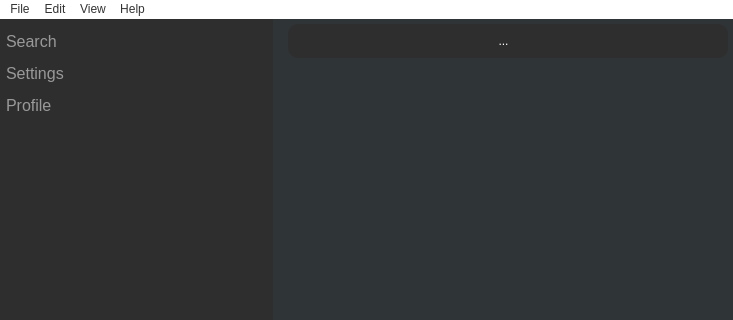
Before: the Qt Designer form mainwindow.ui in alvi-khan/Marshal, drawn with Qt 5; both pictures show x 0 to 733 and y 0 to 320 of the 733 by 504 pixel window.
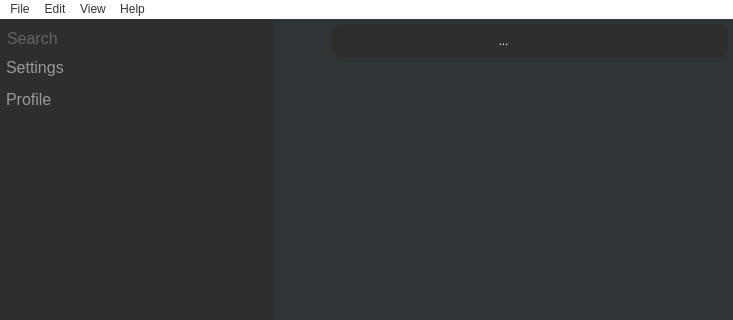
After: the same form once the commit is applied. Icons and pictures are not drawn. Custom widgets are drawn as their Qt base class.

Commit message: Implemented search bar.

What changed in the file:
```diff
--- a/mainwindow.ui
+++ b/mainwindow.ui
@@ -87,63 +87,40 @@
         <property name="bottomMargin">
          <number>5</number>
         </property>
+        <item>
+         <widget class="QLineEdit" name="searchBox">
+          <property name="font">
+           <font>
+            <family>Segoe UI</family>
+            <pointsize>12</pointsize>
+           </font>
+          </property>
+          <property name="focusPolicy">
+           <enum>Qt::ClickFocus</enum>
+          </property>
+          <property name="styleSheet">
+           <string notr="true">color: rgb(153, 153, 153);
+background-color: rgb(46, 46, 46);
+Text-align: left;</string>
+          </property>
+          <property name="text">
+           <string/>
+          </property>
+          <property name="frame">
+           <bool>false</bool>
+          </property>
+          <property name="placeholderText">
+           <string>Search</string>
+          </property>
+          <property name="clearButtonEnabled">
+           <bool>true</bool>
+          </property>
+         </widget>
+        </item>
         <item>
          <layout class="QHBoxLayout" name="horizontalLayout">
           <item>
            <layout class="QVBoxLayout" name="verticalLayout">
-            <item>
-             <widget class="QPushButton" name="searchButton">
-              <property name="enabled">
-               <bool>true</bool>
-              </property>
-              <property name="sizePolicy">
-               <sizepolicy hsizetype="Minimum" vsizetype="Minimum">
-                <horstretch>0</horstretch>
-                <verstretch>0</verstretch>
-               </sizepolicy>
-              </property>
-              <property name="font">
-               <font>
-                <family>Segoe UI</family>
-                <pointsize>12</pointsize>
-                <stylestrategy>PreferDefault</stylestrategy>
-               </font>
-              </property>
-              <property name="contextMenuPolicy">
-               <enum>Qt::DefaultContextMenu</enum>
-              </property>
-              <property name="acceptDrops">
-               <bool>false</bool>
-              </property>
-              <property name="autoFillBackground">
-               <bool>false</bool>
-              </property>
-              <property name="styleSheet">
-               <string notr="true">color: rgb(153, 153, 153);
-background-color: rgb(46, 46, 46);
-Text-align: left;</string>
-              </property>
-              <property name="text">
-               <string>Search</string>
-              </property>
-              <property name="icon">
-               <iconset resource="Resources.qrc">
-                <normaloff>:/Icons/Resources/Icons/Search.svg</normaloff>:/Icons/Resources/Icons/Search.svg</iconset>
-              </property>
-              <property name="autoExclusive">
-               <bool>false</bool>
-              </property>
-              <property name="autoDefault">
-               <bool>false</bool>
-              </property>
-              <property name="default">
-               <bool>false</bool>
-              </property>
-              <property name="flat">
-               <bool>true</bool>
-              </property>
-             </widget>
-            </item>
             <item>
              <widget class="QPushButton" name="settingsButton">
               <property name="enabled">
@@ -365,6 +342,19 @@
           <property name="bottomMargin">
            <number>5</number>
           </property>
+          <item>
+           <spacer name="horizontalSpacer_3">
+            <property name="orientation">
+             <enum>Qt::Horizontal</enum>
+            </property>
+            <property name="sizeHint" stdset="0">
+             <size>
+              <width>40</width>
+              <height>20</height>
+             </size>
+            </property>
+           </spacer>
+          </item>
           <item>
            <widget class="QFrame" name="toolbar">
             <property name="sizePolicy">
@@ -384,7 +374,7 @@
             <property name="frameShadow">
              <enum>QFrame::Plain</enum>
             </property>
-            <layout class="QHBoxLayout" name="horizontalLayout_4" stretch="0,0,0,0,0,0,0,0,0">
+            <layout class="QHBoxLayout" name="horizontalLayout_4" stretch="0,0,0,0,0,0,0,0">
              <property name="spacing">
               <number>15</number>
              </property>
@@ -400,19 +390,6 @@
              <property name="bottomMargin">
               <number>5</number>
              </property>
-             <item>
-              <spacer name="horizontalSpacer_3">
-               <property name="orientation">
-                <enum>Qt::Horizontal</enum>
-               </property>
-               <property name="sizeHint" stdset="0">
-                <size>
-                 <width>40</width>
-                 <height>20</height>
-                </size>
-               </property>
-              </spacer>
-             </item>
              <item>
               <widget class="QPushButton" name="subpageButton">
                <property name="text">
```
The commit also changes 4 other files.
